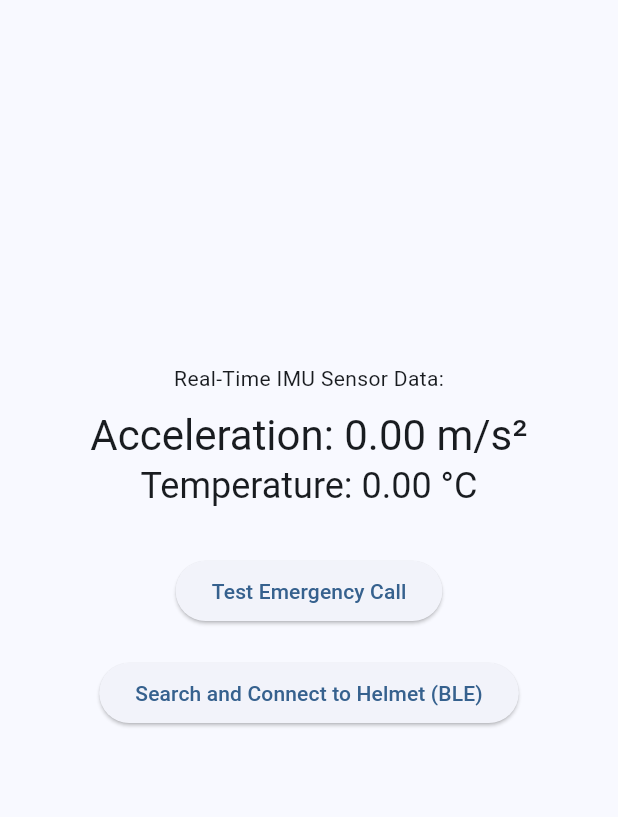
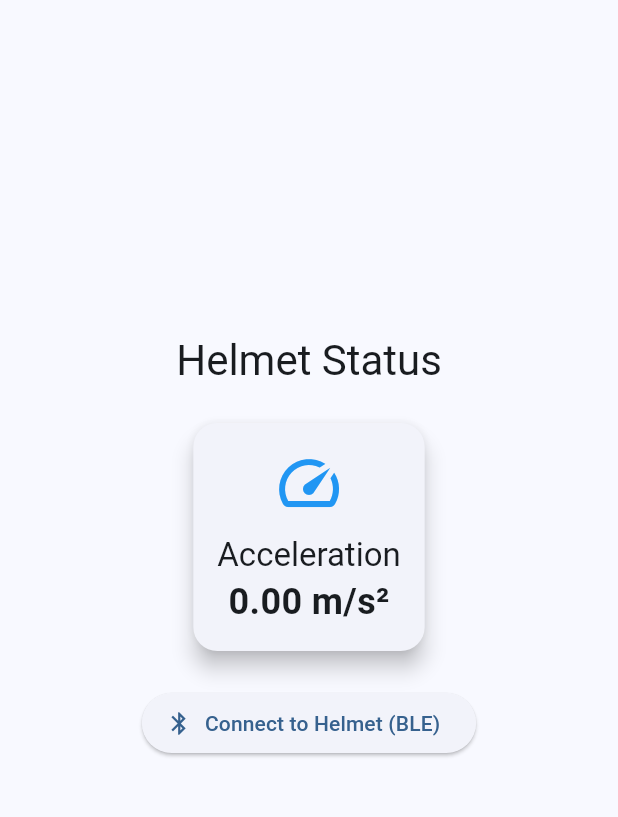
Before and after one commit to cchambers20/smart-helmet-web-dashboard, a Flutter app: the screen it shows after launch, on a phone screen of 412 x 824 dp, the part 84-901 px from its top. Run offline on Flutter 3.47's test engine with Material 3 defaults, Android fonts, the light colour scheme and no system bars; missing offline and left inert: flutter_web_bluetooth.

Commit message:
ui changes

```diff
--- a/lib/main.dart
+++ b/lib/main.dart
@@ -34,14 +34,12 @@ class MyHomePage extends StatefulWidget {
 
 class _MyHomePageState extends State<MyHomePage> {
   double _acceleration = 0.0;
-  double _temperature = 0.0;
   bool _alertActive = false;
   int _countdown = 30;
 
   Timer? _alertTimer;
   dynamic _connectedDevice;
   dynamic _accelChar;
-  dynamic _tempChar;
   dynamic _crashChar;
 
   @override
@@ -89,7 +87,6 @@ class _MyHomePageState extends State<MyHomePage> {
       final service = await server.getPrimaryService("your-service-uuid-here");
 
       _accelChar = await service.getCharacteristic("your-acceleration-char-uuid");
-      _tempChar = await service.getCharacteristic("your-temperature-char-uuid");
       _crashChar = await service.getCharacteristic("your-crash-char-uuid");
 
       await _setupNotifications();
@@ -106,14 +103,6 @@ class _MyHomePageState extends State<MyHomePage> {
       final accel = value.buffer.asByteData().getFloat32(0, Endian.little);
       setState(() {
         _acceleration = accel;
-      });
-    });
-
-    await _tempChar.startNotifications();
-    _tempChar.valueChanged.listen((value) {
-      final temp = value.buffer.asByteData().getFloat32(0, Endian.little);
-      setState(() {
-        _temperature = temp;
       });
     });
 
@@ -169,44 +158,71 @@ class _MyHomePageState extends State<MyHomePage> {
   Widget build(BuildContext context) {
     return Scaffold(
       appBar: AppBar(
+        title: Text(widget.title),
         backgroundColor: Theme.of(context).colorScheme.inversePrimary,
-        title: Text(widget.title),
       ),
       body: Center(
         child: SingleChildScrollView(
+          padding: const EdgeInsets.all(16),
           child: Column(
-            mainAxisAlignment: MainAxisAlignment.center,
-            children: <Widget>[
-              const Text('Real-Time IMU Sensor Data:'),
+            crossAxisAlignment: CrossAxisAlignment.center,
+            children: [
+              Text(
+                'Helmet Status',
+                style: Theme.of(context).textTheme.headlineMedium,
+              ),
+              const SizedBox(height: 20),
+
+              Card(
+                shape: RoundedRectangleBorder(borderRadius: BorderRadius.circular(16)),
+                elevation: 6,
+                child: Padding(
+                  padding: const EdgeInsets.all(16),
+                  child: Column(
+                    children: [
+                      const Icon(Icons.speed, size: 48, color: Colors.blue),
                       const SizedBox(height: 10),
                       Text(
-                'Acceleration: ${_acceleration.toStringAsFixed(2)} m/s²',
-                style: Theme.of(context).textTheme.headlineMedium,
+                        'Acceleration',
+                        style: Theme.of(context).textTheme.titleLarge,
                       ),
                       Text(
-                'Temperature: ${_temperature.toStringAsFixed(2)} °C',
-                style: Theme.of(context).textTheme.headlineSmall,
+                        '${_acceleration.toStringAsFixed(2)} m/s²',
+                        style: const TextStyle(fontSize: 24, fontWeight: FontWeight.bold),
                       ),
-              const SizedBox(height: 30),
-              ElevatedButton(
-                onPressed: () => _makePhoneCall('3179910554'),
-                child: const Text('Test Emergency Call'),
+                    ],
                   ),
+                ),
+              ),
+
               const SizedBox(height: 20),
-              ElevatedButton(
+
+              ElevatedButton.icon(
                 onPressed: _searchAndConnectToBluetoothDevice,
-                child: const Text('Search and Connect to Helmet (BLE)'),
+                icon: const Icon(Icons.bluetooth),
+                label: const Text('Connect to Helmet (BLE)'),
               ),
               const SizedBox(height: 10),
+
               if (_connectedDevice != null)
                 Text('Connected to: ${_connectedDevice.name}'),
+
               const SizedBox(height: 30),
+
               if (_alertActive)
-                Column(
+                Card(
+                  color: Colors.red.shade100,
+                  shape: RoundedRectangleBorder(borderRadius: BorderRadius.circular(16)),
+                  elevation: 6,
+                  child: Padding(
+                    padding: const EdgeInsets.all(16),
+                    child: Column(
                       children: [
+                        const Icon(Icons.warning, size: 48, color: Colors.red),
+                        const SizedBox(height: 10),
                         const Text(
-                      'Alert! Crash detected.',
-                      style: TextStyle(color: Colors.red, fontSize: 18),
+                          'Crash Detected!',
+                          style: TextStyle(color: Colors.red, fontSize: 24, fontWeight: FontWeight.bold),
                         ),
                         const SizedBox(height: 10),
                         Stack(
@@ -224,7 +240,7 @@ class _MyHomePageState extends State<MyHomePage> {
                             Text(
                               '$_countdown',
                               style: const TextStyle(
-                            fontSize: 36,
+                                fontSize: 32,
                                 fontWeight: FontWeight.bold,
                                 color: Colors.red,
                               ),
@@ -234,9 +250,14 @@ class _MyHomePageState extends State<MyHomePage> {
                         const SizedBox(height: 10),
                         ElevatedButton(
                           onPressed: _cancelAlert,
-                      child: const Text('I am okay, cancel the call'),
+                          style: ElevatedButton.styleFrom(
+                            backgroundColor: Colors.green,
+                          ),
+                          child: const Text('I am okay, cancel alert'),
                         ),
                       ],
+                    ),
+                  ),
                 ),
             ],
           ),
```
Lines whose indentation alone changed are shown as unchanged.
